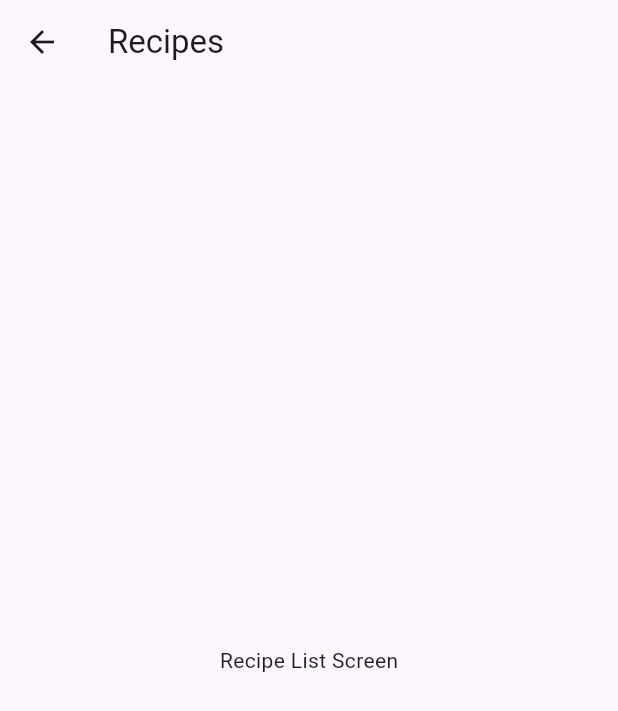
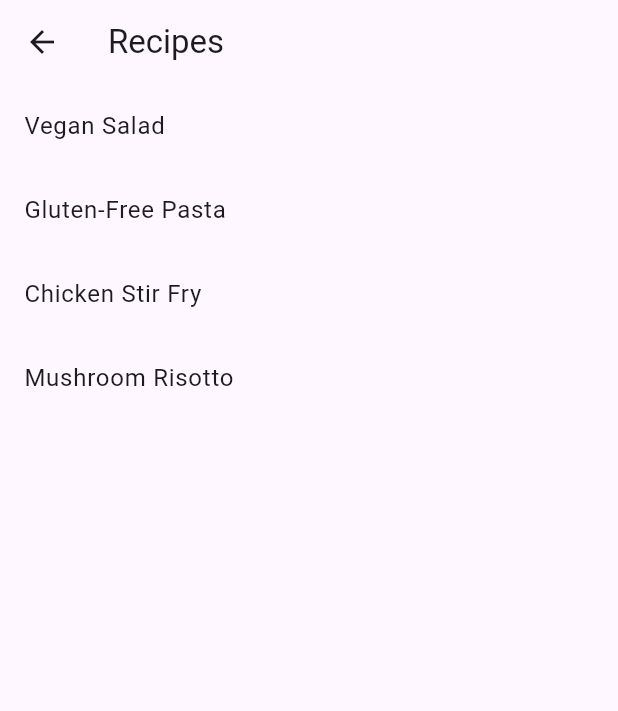
Before and after one commit to sricharan8462/MealandRecipePlanner, a Flutter app: the RecipeListScreen screen opened by its route, on a phone screen of 412 x 824 dp. Shown: the top 711 px of the screen. Run offline on Flutter 3.47's test engine with Material 3 defaults, Android fonts, the light colour scheme and no system bars.

Commit message:
Created Recipe List Screen layout

```diff
--- a/lib/screens/recipe_list_screen.dart
+++ b/lib/screens/recipe_list_screen.dart
@@ -1,11 +1,26 @@
 import 'package:flutter/material.dart';
 
 class RecipeListScreen extends StatelessWidget {
+  final List<String> recipes = [
+    "Vegan Salad",
+    "Gluten-Free Pasta",
+    "Chicken Stir Fry",
+    "Mushroom Risotto"
+  ];
+
   @override
   Widget build(BuildContext context) {
     return Scaffold(
       appBar: AppBar(title: Text('Recipes')),
-      body: Center(child: Text('Recipe List Screen')),
+      body: ListView.builder(
+        itemCount: recipes.length,
+        itemBuilder: (context, index) {
+          return ListTile(
+            title: Text(recipes[index]),
+            onTap: () {}, // Navigation will be added later
+          );
+        },
+      ),
     );
   }
 }
```
